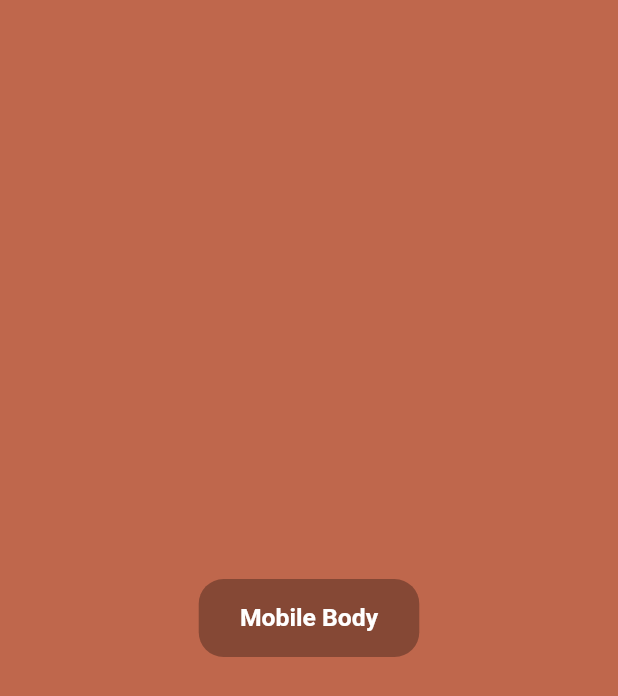
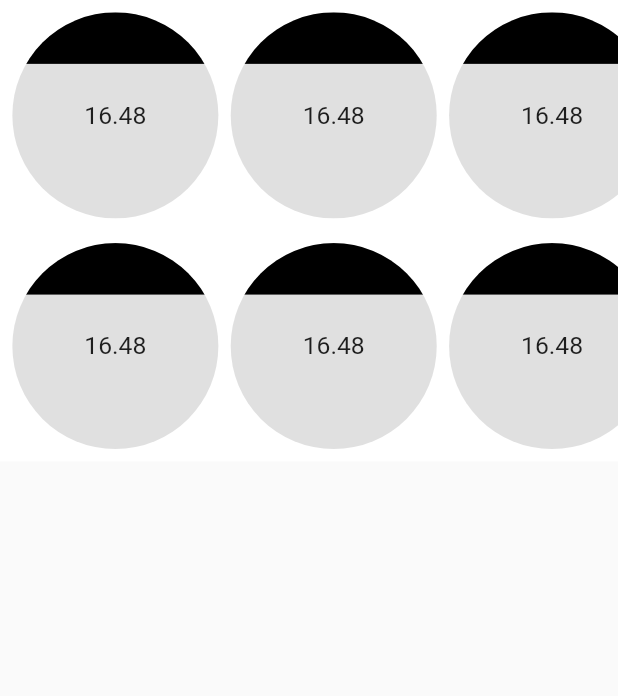
Before and after one commit to Mohiuddin655-DEV/flutter_utils, a Flutter app: the screen it shows after launch, on a phone screen of 412 x 824 dp. Shown: the top 696 px of the screen. Run offline on Flutter 3.47's test engine with Material 2 defaults, Android fonts, the light colour scheme and no system bars; our stand-ins replace cloud_firestore, connectivity_plus, firebase_core, firebase_database, firebase_storage, flutter_smart_dialog and 3 more; accounts and stored records are empty.

Commit message:
update device configuration - v.2.0.1

```diff
--- a/lib/core/utils/device.dart
+++ b/lib/core/utils/device.dart
@@ -2,13 +2,13 @@ import 'dart:ui';
 
 class Device extends Size {
   final String name;
-  final double fontVariant;
+  final double variant;
 
   const Device({
     required double x,
     required double y,
     this.name = 'Unknown',
-    this.fontVariant = 0,
+    this.variant = 0,
   }) : super(x, y);
 
   @override
--- a/lib/core/utils/device_config.dart
+++ b/lib/core/utils/device_config.dart
@@ -8,31 +8,31 @@ class DeviceConfig {
     this.mobile = const Device(
       x: DeviceInfo.mobileX,
       y: DeviceInfo.mobileY,
-      fontVariant: DeviceInfo.mobileFontVariant,
+      variant: DeviceInfo.mobileVariant,
       name: 'Mobile',
     ),
     this.tab = const Device(
       x: DeviceInfo.tabX,
       y: DeviceInfo.tabY,
-      fontVariant: DeviceInfo.tabFontVariant,
+      variant: DeviceInfo.tabVariant,
       name: 'Tab',
     ),
     this.laptop = const Device(
       x: DeviceInfo.laptopX,
       y: DeviceInfo.laptopY,
-      fontVariant: DeviceInfo.laptopFontVariant,
+      variant: DeviceInfo.laptopVariant,
       name: 'Laptop',
     ),
     this.desktop = const Device(
       x: DeviceInfo.desktopX,
       y: DeviceInfo.desktopY,
-      fontVariant: DeviceInfo.desktopFontVariant,
+      variant: DeviceInfo.desktopVariant,
       name: 'Desktop',
     ),
     this.tv = const Device(
       x: DeviceInfo.tvX,
       y: DeviceInfo.tvY,
-      fontVariant: DeviceInfo.tvFontVariant,
+      variant: DeviceInfo.tvVariant,
       name: 'TV',
     ),
   });
--- a/lib/core/utils/device_info.dart
+++ b/lib/core/utils/device_info.dart
@@ -1,7 +1,7 @@
 class DeviceInfo {
-  static const double mobileX = 9, mobileY = 16, mobileFontVariant = 3.6;
-  static const double tabX = 1, tabY = 1, tabFontVariant = 5;
-  static const double laptopX = 16, laptopY = 10, laptopFontVariant = 6;
-  static const double desktopX = 16, desktopY = 8, desktopFontVariant = 7;
-  static const double tvX = 0, tvY = 0, tvFontVariant = 8;
+  static const double mobileX = 9, mobileY = 16, mobileVariant = 3.6;
+  static const double tabX = 1, tabY = 1, tabVariant = 5;
+  static const double laptopX = 16, laptopY = 10, laptopVariant = 6;
+  static const double desktopX = 16, desktopY = 8, desktopVariant = 7;
+  static const double tvX = 0, tvY = 0, tvVariant = 8;
 }
--- a/lib/core/utils/size_config.dart
+++ b/lib/core/utils/size_config.dart
@@ -44,17 +44,17 @@ class SizeConfig {
 
   double get _detectedSpace => detectScreen ? _suggestedSpace : width;
 
-  double get _fontVariant {
+  double get _variant {
     if (isTV) {
-      return config.tv.fontVariant;
+      return config.tv.variant;
     } else if (isDesktop) {
-      return config.desktop.fontVariant;
+      return config.desktop.variant;
     } else if (isLaptop) {
-      return config.laptop.fontVariant;
+      return config.laptop.variant;
     } else if (isTab) {
-      return config.tab.fontVariant;
+      return config.tab.variant;
     } else {
-      return config.mobile.fontVariant;
+      return config.mobile.variant;
     }
   }
 
@@ -89,13 +89,13 @@ class SizeConfig {
   double fontSize(double initialSize) => pixel(initialSize);
 
   double pixel(double initialSize) {
-    final x = initialSize / _fontVariant;
+    final x = initialSize / _variant;
     final v = x < 0 ? 1.0 : x;
     return percentageSize(_detectedPixel, v);
   }
 
   double space(double initialSize) {
-    final x = initialSize / _fontVariant;
+    final x = initialSize / _variant;
     final v = x < 0 ? 1.0 : x;
     return percentageSize(_detectedSpace, v);
   }
--- a/lib/main.dart
+++ b/lib/main.dart
@@ -1,5 +1,6 @@
 import 'package:flutter/material.dart';
 import 'package:flutter_utils/presentation/pages/responsive/responsive_page.dart';
+import 'package:flutter_utils/sample.dart';
 
 void main() {
   runApp(const MyApp());
@@ -16,7 +17,7 @@ class MyApp extends StatelessWidget {
       theme: ThemeData(
         primarySwatch: Colors.blue,
       ),
-      home: const ResponsivePage(),
+      home: const Simple(),
     );
   }
 }
--- /dev/null
+++ b/lib/sample.dart
@@ -0,0 +1,93 @@
+import 'package:flutter/material.dart';
+import 'package:flutter_utils/core/utils/size_config.dart';
+
+class Simple extends StatelessWidget {
+  const Simple({Key? key}) : super(key: key);
+
+  @override
+  Widget build(BuildContext context) {
+    return Scaffold(
+      body: SingleChildScrollView(
+        child: Container(
+          color: Colors.white,
+          child: const VItems(),
+        ),
+      ),
+    );
+  }
+}
+
+class HItems extends StatelessWidget {
+  const HItems({Key? key}) : super(key: key);
+
+  @override
+  Widget build(BuildContext context) {
+    final config = SizeConfig(context);
+    return SizedBox(
+      height: config.pixel(224),
+      child: ListView.separated(
+        padding: EdgeInsets.all(config.pixel(12)),
+        scrollDirection: Axis.horizontal,
+        itemBuilder: (c, i) {
+          return Item();
+        },
+        itemCount: 10,
+        separatorBuilder: (BuildContext context, int index) {
+          return SizedBox(
+            width: config.pixel(12),
+            height: config.pixel(12),
+          );
+        },
+      ),
+    );
+  }
+}
+
+class VItems extends StatelessWidget {
+  const VItems({Key? key}) : super(key: key);
+
+  @override
+  Widget build(BuildContext context) {
+    return Column(
+      children: const [
+        HItems(),
+        HItems(),
+      ],
+    );
+  }
+}
+
+class Item extends StatelessWidget {
+  const Item({Key? key}) : super(key: key);
+
+  @override
+  Widget build(BuildContext context) {
+    final config = SizeConfig.of(context);
+    return Container(
+      decoration: BoxDecoration(
+        color: Colors.grey.shade300,
+        borderRadius: BorderRadius.circular(
+          config.pixel(100),
+        ),
+      ),
+      clipBehavior: Clip.antiAlias,
+      width: config.pixel(200),
+      child: Stack(
+        children: [
+          Center(
+            child: Text(
+              config.fontSize(24).toStringAsFixed(2),
+              style: TextStyle(
+                fontSize: config.fontSize(24),
+              ),
+            ),
+          ),
+          Container(
+            color: Colors.black,
+            height: config.pixel(50),
+          ),
+        ],
+      ),
+    );
+  }
+}
```
